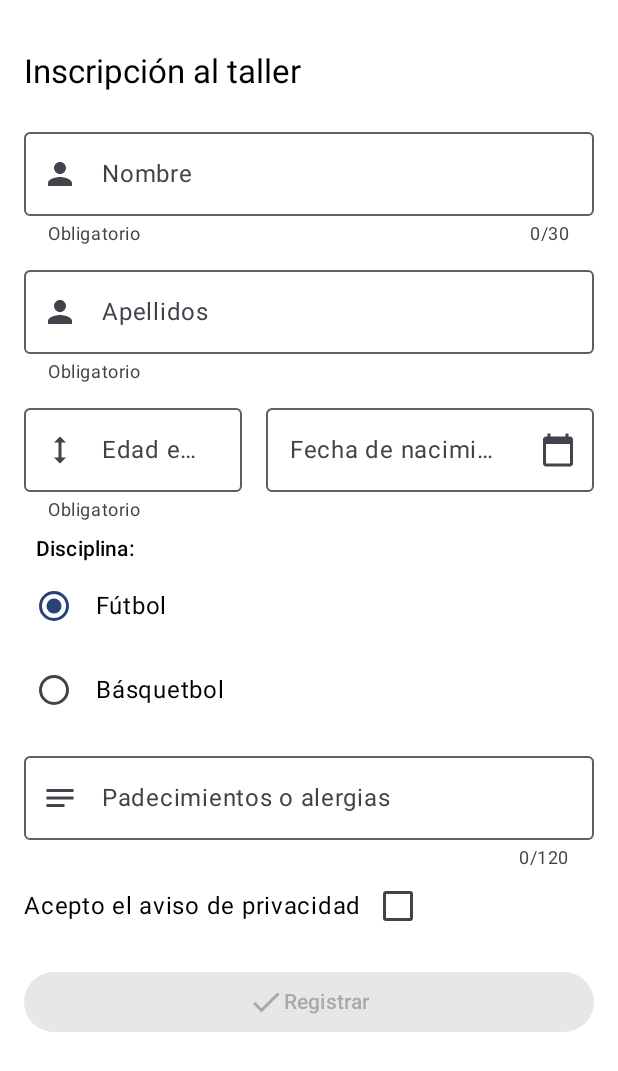
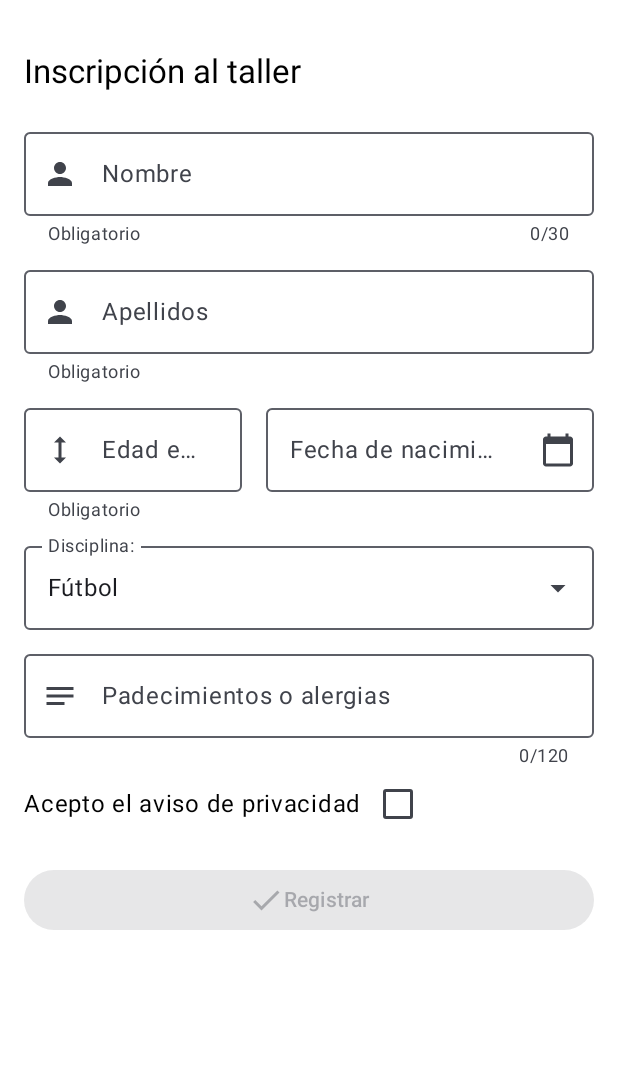
Before and after one commit to 251113-BerthaHernandezAranda/InscripcionTaller, an Android app built with Jetpack Compose: the @Preview function MainPreview, on a phone screen of 412 x 824 dp. Shown: the top 1071 px of the screen. Run offline under Robolectric (Android 15) with nearby library versions, the phone set to English and light mode, and no system bars.

Commit message:
Practica S9: Extra.Menú desplegable.

```diff
--- a/app/src/main/java/com/utxicotepec/inscripciontaller/MainScreen.kt
+++ b/app/src/main/java/com/utxicotepec/inscripciontaller/MainScreen.kt
@@ -22,7 +22,12 @@ import androidx.compose.foundation.verticalScroll
 import androidx.compose.material3.Button
 import androidx.compose.material3.Checkbox
 import androidx.compose.material3.CircularProgressIndicator
+import androidx.compose.material3.DropdownMenuItem
+import androidx.compose.material3.ExperimentalMaterial3Api
+import androidx.compose.material3.ExposedDropdownMenuBox
+import androidx.compose.material3.ExposedDropdownMenuDefaults
 import androidx.compose.material3.Icon
+import androidx.compose.material3.OutlinedTextField
 import androidx.compose.material3.RadioButton
 import androidx.compose.material3.Text
 import androidx.compose.runtime.Composable
@@ -63,7 +68,7 @@ fun MainPreview() {
     }
 }
 
-@OptIn(ExperimentalLayoutApi::class)
+@OptIn(ExperimentalLayoutApi::class, ExperimentalMaterial3Api::class)
 @Composable
 fun MainView(
     modifier: Modifier,
@@ -85,6 +90,7 @@ fun MainView(
 
     val profiles = stringArrayResource(R.array.profiles)
     val (selectedOption, onOptionSelected) = remember { mutableStateOf(profiles[0]) }
+    var expanded by remember { mutableStateOf(false) }
 
     val context = LocalContext.current
     val isShowKeyboard = WindowInsets.isImeVisible
@@ -207,35 +213,38 @@ fun MainView(
                         )
                     }
                 }
-                //Disciplina
-                Column(
-                    Modifier
-                        .padding(dimensionResource(R.dimen.common_padding_min))
-                        .selectableGroup()
+                ExposedDropdownMenuBox(
+                    expanded = expanded,
+                    onExpandedChange = { expanded = !expanded },
+                    modifier = Modifier
+                        .fillMaxWidth()
+                        .padding(vertical = dimensionResource(R.dimen.common_padding_min))
                 ) {
-                    Text(
-                        stringResource(R.string.section_occupation),
-                        style = Typography.labelLarge
+                    OutlinedTextField(
+                        value = selectedOption,
+                        onValueChange = {},
+                        readOnly = true,
+                        label = { Text(stringResource(R.string.section_occupation)) },
+                        trailingIcon = {
+                            ExposedDropdownMenuDefaults.TrailingIcon(expanded = expanded)
+                        },
+                        colors = ExposedDropdownMenuDefaults.outlinedTextFieldColors(),
+                        modifier = Modifier
+                            .menuAnchor()
+                            .fillMaxWidth()
                     )
-                    profiles.forEach { text ->
-                        Row(
-                            Modifier
-                                .fillMaxWidth()
-                                .height(dimensionResource(R.dimen.rb_row_height))
-                                .selectable(
-                                    selected = (text == selectedOption),
-                                    onClick = { onOptionSelected(text) },
-                                    role = Role.RadioButton
-                                ),
-                            verticalAlignment = Alignment.CenterVertically
-                        ) {
-                            RadioButton(
-                                selected = (text == selectedOption),
-                                onClick = null
-                            )
-                            Text(
-                                text,
-                                modifier = Modifier.padding(start = dimensionResource(R.dimen.common_padding_default))
+
+                    ExposedDropdownMenu(
+                        expanded = expanded,
+                        onDismissRequest = { expanded = false }
+                    ) {
+                        profiles.forEach { text ->
+                            DropdownMenuItem(
+                                text = { Text(text) },
+                                onClick = {
+                                    onOptionSelected(text)
+                                    expanded = false
+                                }
                             )
                         }
                     }
--- a/app/src/main/res/values/arrays.xml
+++ b/app/src/main/res/values/arrays.xml
@@ -1,7 +1,8 @@
 <?xml version="1.0" encoding="utf-8"?>
 <resources>
     <string-array name="profiles">
-        <item>@string/profile_student</item>
-        <item>@string/profile_developer</item>
+        <item>Fútbol</item>
+        <item>Básquetbol</item>
+        <item>Voleibol</item>
     </string-array>
 </resources>
```
